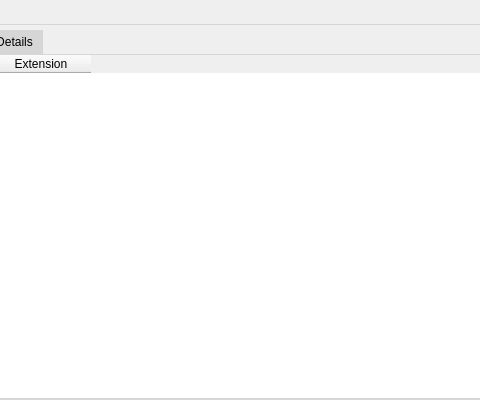
Qt form gui/layout/main_workspace.ui (mudrikam/Image-Tea-mini) before a commit; both pictures show x 111 to 591 and y 0 to 400 of the 700 by 400 pixel window.
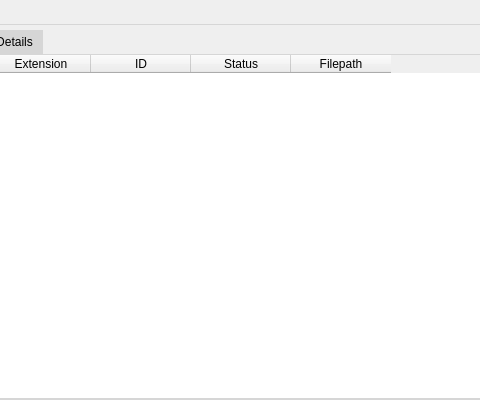
The same form after that commit.

Commit message: Enhance table data management by expanding columns in TableManager and updating UI layout; add ID, Status, and Filepath columns for improved data visibility.

Diff of the .ui file:
```diff
--- a/gui/layout/main_workspace.ui
+++ b/gui/layout/main_workspace.ui
@@ -186,8 +186,7 @@
              </attribute>
              <attribute name="verticalHeaderShowSortIndicator" stdset="0">
               <bool>true</bool>
-             </attribute>
-             <column>
+             </attribute>             <column>
               <property name="text">
                <string>Filename</string>
               </property>
@@ -197,6 +196,21 @@
                <string>Extension</string>
               </property>
              </column>
+             <column>
+              <property name="text">
+               <string>ID</string>
+              </property>
+             </column>
+             <column>
+              <property name="text">
+               <string>Status</string>
+              </property>
+             </column>
+             <column>
+              <property name="text">
+               <string>Filepath</string>
+              </property>
+             </column>
             </widget>
            </item>
           </layout>
```
The commit also changes 2 other files.
